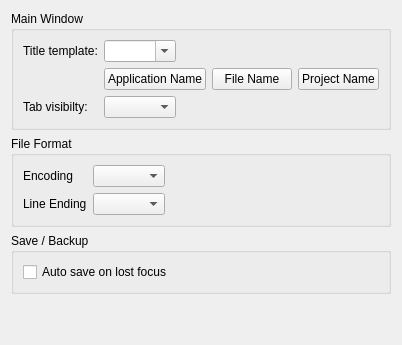
This is resources/ui/configure/general.ui in prymatex/prymatex as Qt 5 draws it before an edit. The edited form follows.
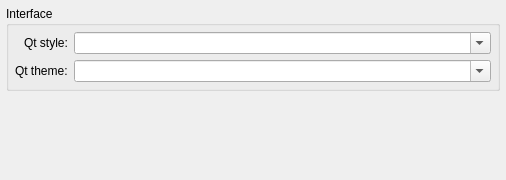
This is the edited form.

```diff
--- a/resources/ui/configure/general.ui
+++ b/resources/ui/configure/general.ui
@@ -2,113 +2,58 @@
 <ui version="4.0">
  <class>GeneralWidget</class>
  <widget class="QWidget" name="GeneralWidget">
+  <property name="geometry">
+   <rect>
+    <x>0</x>
+    <y>0</y>
+    <width>506</width>
+    <height>180</height>
+   </rect>
+  </property>
   <property name="windowTitle">
    <string>General</string>
   </property>
   <layout class="QVBoxLayout" name="verticalLayout">
+   <property name="margin">
+    <number>6</number>
+   </property>
    <item>
     <widget class="QGroupBox" name="groupBox_2">
      <property name="title">
-      <string>Main Window</string>
-     </property>
-     <layout class="QFormLayout" name="formLayout_2">
-      <property name="fieldGrowthPolicy">
-       <enum>QFormLayout::ExpandingFieldsGrow</enum>
-      </property>
-      <item row="0" column="0">
-       <widget class="QLabel" name="label_2">
-        <property name="text">
-         <string>Title template:</string>
-        </property>
-       </widget>
-      </item>
-      <item row="0" column="1">
-       <widget class="QComboBox" name="comboApplicationTitle_2">
-        <property name="editable">
-         <bool>true</bool>
-        </property>
-       </widget>
-      </item>
-      <item row="1" column="1">
-       <layout class="QHBoxLayout" name="horizontalLayout">
-        <item>
-         <widget class="QPushButton" name="pushInsertAppName_2">
-          <property name="text">
-           <string>Application Name</string>
-          </property>
-         </widget>
-        </item>
-        <item>
-         <widget class="QPushButton" name="pushInsertFile_2">
-          <property name="text">
-           <string>File Name</string>
-          </property>
-         </widget>
-        </item>
-        <item>
-         <widget class="QPushButton" name="pushInsertProject_2">
-          <property name="text">
-           <string>Project Name</string>
-          </property>
-         </widget>
-        </item>
-       </layout>
-      </item>
-      <item row="4" column="0">
-       <widget class="QLabel" name="labelTabVisibility_2">
-        <property name="text">
-         <string>Tab visibilty:</string>
-        </property>
-       </widget>
-      </item>
-      <item row="4" column="1">
-       <widget class="QComboBox" name="comboTabVisibility_2"/>
-      </item>
-     </layout>
-    </widget>
-   </item>
-   <item>
-    <widget class="QGroupBox" name="groupBox">
-     <property name="title">
-      <string>File Format</string>
+      <string>Interface</string>
      </property>
      <layout class="QFormLayout" name="formLayout">
-      <property name="fieldGrowthPolicy">
-       <enum>QFormLayout::ExpandingFieldsGrow</enum>
+      <property name="labelAlignment">
+       <set>Qt::AlignRight|Qt::AlignTrailing|Qt::AlignVCenter</set>
       </property>
-      <item row="0" column="0">
-       <widget class="QLabel" name="labelEncoding">
-        <property name="text">
-         <string>Encoding</string>
+      <property name="margin">
+       <number>6</number>
+      </property>
+      <item row="1" column="1">
+       <widget class="QComboBox" name="comboBoxQtStyle">
+        <property name="editable">
+         <bool>true</bool>
         </property>
        </widget>
       </item>
-      <item row="0" column="1">
-       <widget class="QComboBox" name="comboBoxEncoding"/>
-      </item>
       <item row="1" column="0">
-       <widget class="QLabel" name="labelLineEnding">
+       <widget class="QLabel" name="label_2">
         <property name="text">
-         <string>Line Ending</string>
+         <string>Qt style:</string>
         </property>
        </widget>
       </item>
-      <item row="1" column="1">
-       <widget class="QComboBox" name="comboBoxLineEnding"/>
-      </item>
-     </layout>
-    </widget>
-   </item>
-   <item>
-    <widget class="QGroupBox" name="groupBox_3">
-     <property name="title">
-      <string>Save / Backup</string>
-     </property>
-     <layout class="QFormLayout" name="formLayout_3">
-      <item row="0" column="0">
-       <widget class="QCheckBox" name="checkBox">
+      <item row="2" column="0">
+       <widget class="QLabel" name="label_3">
         <property name="text">
-         <string>Auto save on lost focus</string>
+         <string>Qt theme:</string>
+        </property>
+       </widget>
+      </item>
+      <item row="2" column="1">
+       <widget class="QComboBox" name="comboBoxQtTheme">
+        <property name="editable">
+         <bool>true</bool>
         </property>
        </widget>
       </item>
```
